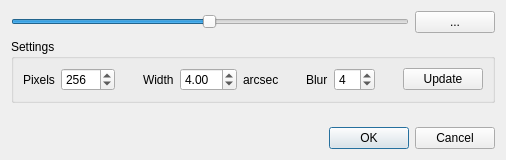
Before: the Qt Designer form pygrale/grale/editor/contourleveldialog.ui in j0r1/GRALE2, drawn with Qt 5.
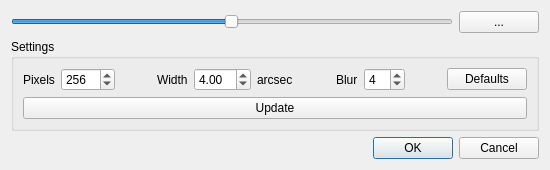
After: the same form once the commit is applied.

Commit message: Restoring contour dialog settings/button for defaults

The edit to the form file:
```diff
--- a/pygrale/grale/editor/contourleveldialog.ui
+++ b/pygrale/grale/editor/contourleveldialog.ui
@@ -6,8 +6,8 @@
    <rect>
     <x>0</x>
     <y>0</y>
-    <width>506</width>
-    <height>160</height>
+    <width>550</width>
+    <height>170</height>
    </rect>
   </property>
   <property name="windowTitle">
@@ -188,14 +188,21 @@
          </spacer>
         </item>
         <item>
-         <widget class="QPushButton" name="m_updateButton">
+         <widget class="QPushButton" name="m_defaultsButton">
           <property name="text">
-           <string>Update</string>
+           <string>Defaults</string>
           </property>
          </widget>
         </item>
        </layout>
       </item>
+      <item row="1" column="0">
+       <widget class="QPushButton" name="m_updateButton">
+        <property name="text">
+         <string>Update</string>
+        </property>
+       </widget>
+      </item>
      </layout>
     </widget>
    </item>
```
Left out of the diff: 9 changed lines with no effect on the pictures. The commit also changes 1 other file.
